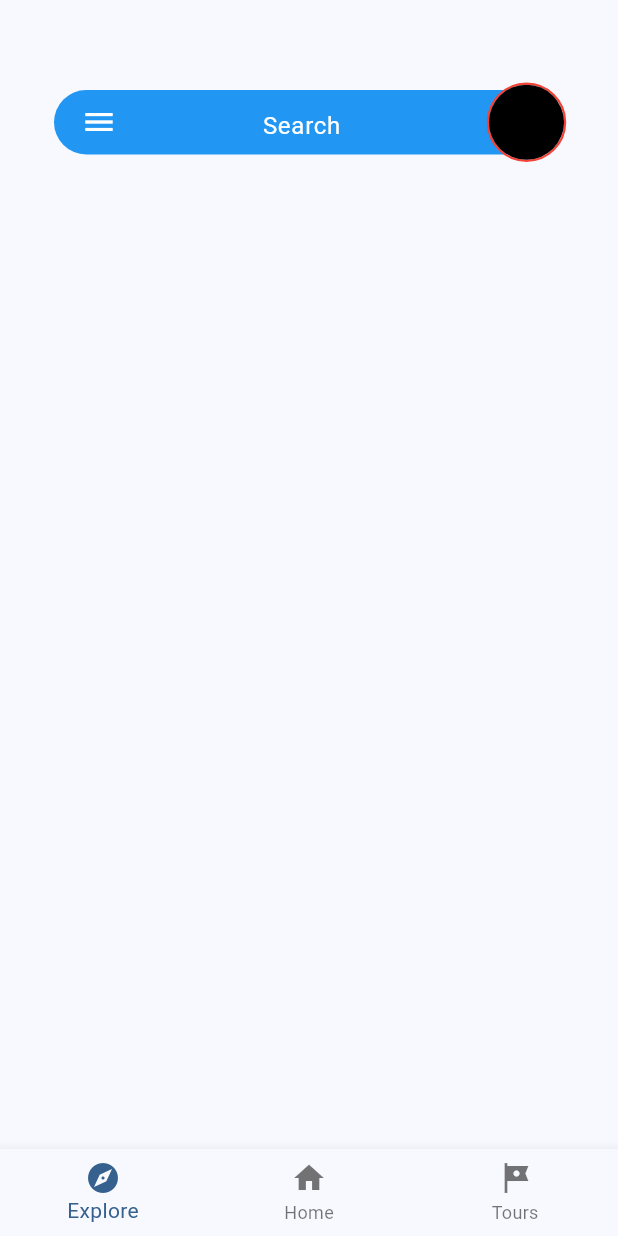
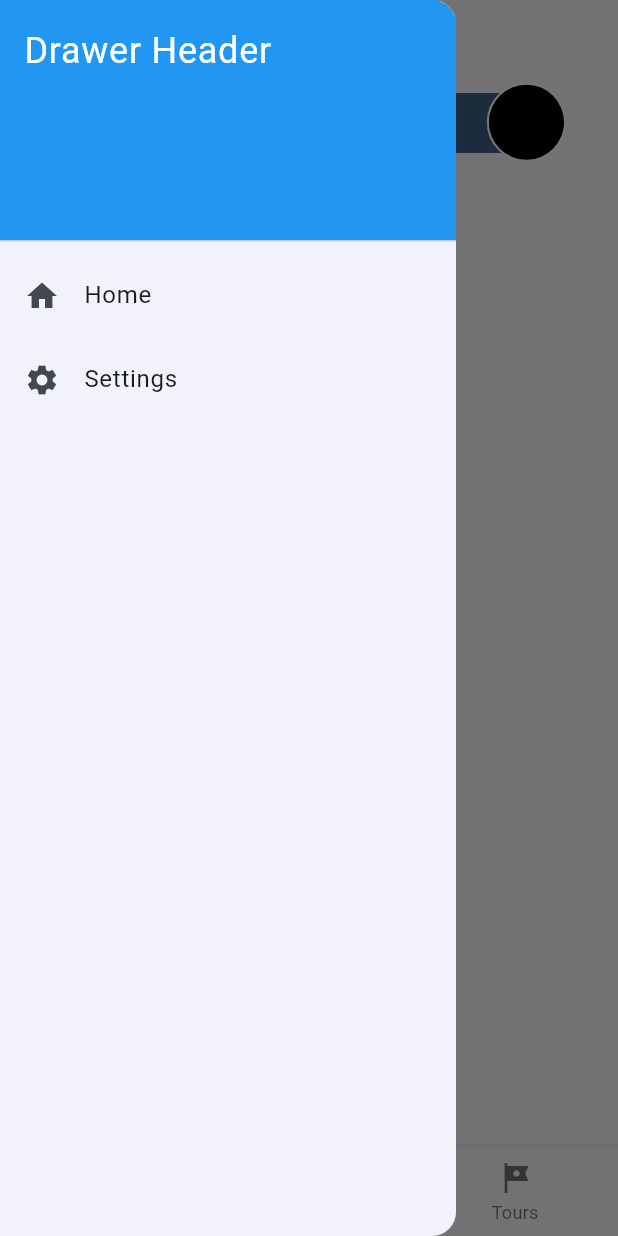
Before and after one commit to Toury-AI/Front-End, a Flutter app: the screen it shows after launch, with the side drawer open (before the commit the screen has no drawer), on a phone screen of 412 x 824 dp. Run offline on Flutter 3.47's test engine with Material 3 defaults, Android fonts, the phone set to English and light mode, and no system bars.

Commit message:
Changed top nav bar, added drawer

```diff
--- /dev/null
+++ b/devtools_options.yaml
@@ -0,0 +1,3 @@
+description: This file stores settings for Dart & Flutter DevTools.
+documentation: https://docs.flutter.dev/tools/devtools/extensions#configure-extension-enablement-states
+extensions:
--- a/lib/main.dart
+++ b/lib/main.dart
@@ -1,8 +1,10 @@
 import 'package:flutter/material.dart';
 import 'screens/home_screen.dart';
+// import 'package:device_preview/device_preview.dart';
 
 void main() {
-  runApp(const MyApp());
+  runApp(MyApp(),
+  );
 }
 
 class MyApp extends StatelessWidget {
--- a/lib/screens/home_screen.dart
+++ b/lib/screens/home_screen.dart
@@ -1,13 +1,17 @@
 import 'package:flutter/material.dart';
 import 'package:toury_app/widgets/bottom_nav_bar.dart';
 import 'package:toury_app/widgets/top_nav_bar.dart';
+import 'package:toury_app/widgets/drawer.dart';
+
+
 class HomeScreen extends StatelessWidget {
   const HomeScreen({super.key});
 
   @override
   Widget build(BuildContext context) {
     return Scaffold(
-      body: TopNavBar(),
+      drawer: CustomDrawer(),
+      body:TopNavBar(),
       // Add side buttons here later
       bottomNavigationBar: BottomNavBar(),
     );
--- /dev/null
+++ b/lib/widgets/drawer.dart
@@ -0,0 +1,40 @@
+import 'package:flutter/material.dart';
+
+class CustomDrawer extends StatelessWidget {
+  @override
+  Widget build(BuildContext context) {
+    return Drawer(
+      child: ListView(
+        padding: EdgeInsets.zero,
+        children: <Widget>[
+          DrawerHeader(
+            decoration: BoxDecoration(
+              color: Colors.blue,
+            ),
+            child: Text(
+              'Drawer Header',
+              style: TextStyle(
+                color: Colors.white,
+                fontSize: 24,
+              ),
+            ),
+          ),
+          ListTile(
+            leading: Icon(Icons.home),
+            title: Text('Home'),
+            onTap: () {
+              Navigator.pop(context);
+            },
+          ),
+          ListTile(
+            leading: Icon(Icons.settings),
+            title: Text('Settings'),
+            onTap: () {
+              Navigator.pop(context);
+            },
+          ),
+        ],
+      ),
+    );
+  }
+}
--- a/lib/widgets/top_nav_bar.dart
+++ b/lib/widgets/top_nav_bar.dart
@@ -2,55 +2,45 @@
 
 class TopNavBar extends StatelessWidget {
   const TopNavBar({super.key});
+
   @override
   Widget build(BuildContext context) {
     return Stack(
         children: [
           Positioned(
-            top: 60,
+            top: 62,
             left: 36,
             right: 36,
-            child: Material(
-              elevation: 0,
-              borderRadius: BorderRadius.circular(30),
-              color: Colors.blue,
-              child: Container(
-                height: 43,
-                padding: const EdgeInsets.symmetric(horizontal: 6),
-                alignment: Alignment.centerLeft,
-                child: Row(
-                  children: [
-                    IconButton(
-                      icon: Icon(Icons.menu),
-                      color: Colors.white,
-                      onPressed: () {
-                      },
-                    ),
-                    SizedBox(width: 85),
-                    Expanded(
-                      child: TextField(
-                        decoration: InputDecoration(
-                          border: InputBorder.none,
-                          hintText: 'Search',
-                          hintStyle: TextStyle(color: Colors.white),
-                        ),
-                      ),
-                    ),
-                  ],
+            child: Expanded(
+              child: SizedBox(
+                height: 40,
+                child: SearchBar(
+                hintText: 'Ask me anything',
+                backgroundColor: MaterialStateProperty.all(Color(0xFF0F3966).withOpacity(0.8)),
+                textStyle: MaterialStateProperty.all(const TextStyle(color: Colors.white)),
+                hintStyle: MaterialStateProperty.all(const TextStyle(color: Colors.white)),
+                elevation: MaterialStateProperty.all(0),
+                leading: Padding(
+                  padding: const EdgeInsets.only(right: 40.0),
+                  child: DrawerButton(
+                            color: Colors.white,
+                            onPressed: () {
+                              Scaffold.of(context).openDrawer();
+                            },
+                          ),
                 ),
               ),
+              ),
             ),
-          ),
-          Stack(
-            children: [
-              Positioned(
+              ),
+          Positioned(
                 top: 55,
                 left: 290,
                 right: 0,
                 child: Container(
                   decoration: BoxDecoration(
                     shape: BoxShape.circle,
-                    border: Border.all(color: Colors.red, width: 1.5),
+                    border: Border.all(color: Colors.white, width: 1.5),
                   ),
                   child: CircleAvatar(
                     radius: 25,
@@ -58,8 +48,6 @@
                   ),
                 )
               ),
-            ],
-          ),
         ],
     );
 }
--- a/pubspec.yaml
+++ b/pubspec.yaml
@@ -35,6 +35,7 @@
   # Use with the CupertinoIcons class for iOS style icons.
   cupertino_icons: ^1.0.8
   device_preview: ^1.3.1
+  liquid_glass_renderer: ^0.1.1-dev.10
 
 dev_dependencies:
   flutter_test:
@@ -45,7 +46,7 @@
   # activated in the `analysis_options.yaml` file located at the root of your
   # package. See that file for information about deactivating specific lint
   # rules and activating additional ones.
-  flutter_lints: ^5.0.0
+  flutter_lints: ^6.0.0
 
 # For information on the generic Dart part of this file, see the
 # following page: https://dart.dev/tools/pub/pubspec
```
Also changed, not shown: pubspec.lock.
